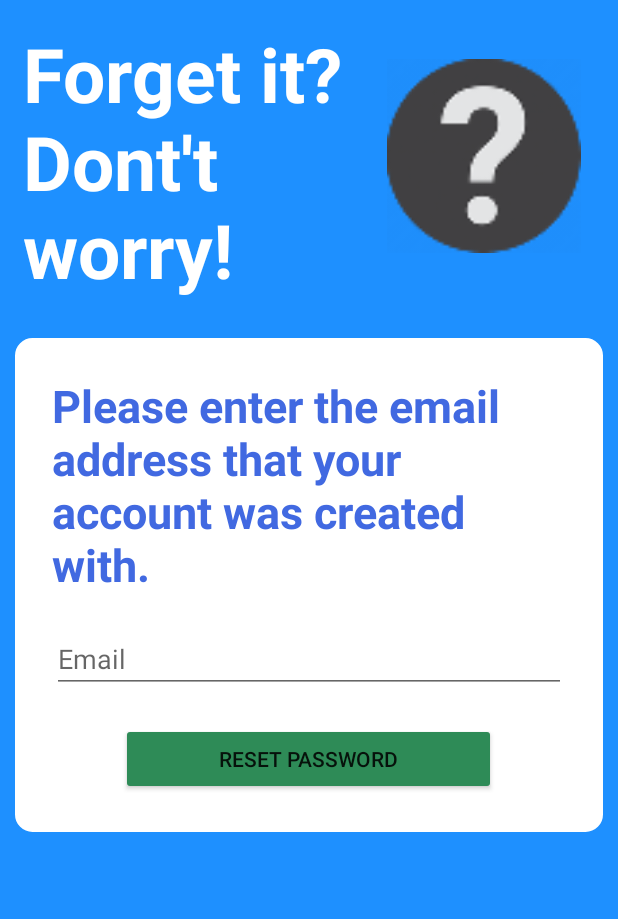
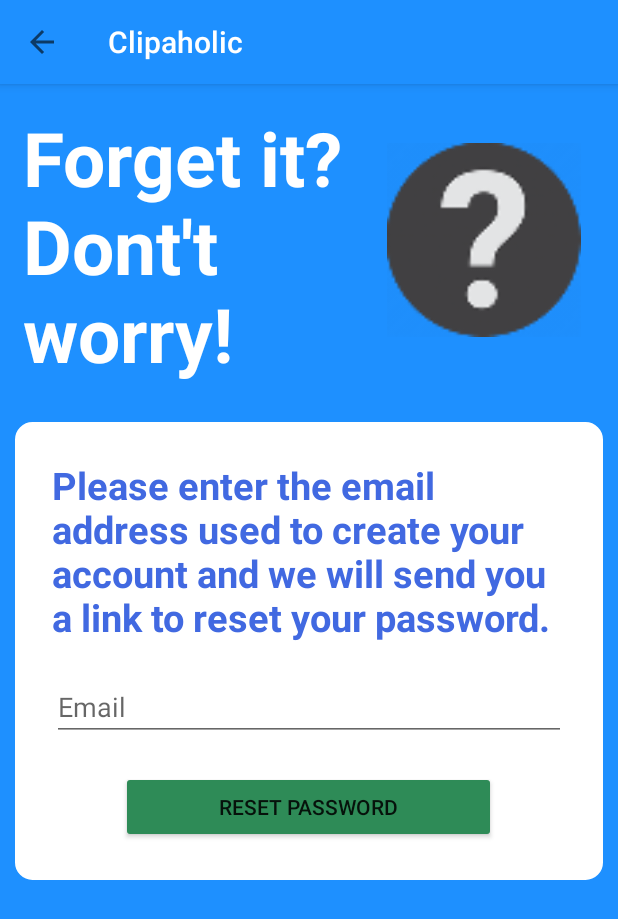
Before and after one commit to KorzenTM/android_clipaholic, an Android app: the ResetPasswordFragment screen opened through its navigation route, on a phone screen of 412 x 824 dp. Shown: the top 919 px of the screen. Run offline under Robolectric (Android 15) with nearby library versions, the phone set to English and light mode, and no system bars; our stand-ins replace Firebase (no records; nobody signed in at launch, a user with empty details on screens opened directly); 2 statements that could not run were skipped.

Commit message:
Working NavigationDrawer with click handling

```diff
--- a/app/build.gradle
+++ b/app/build.gradle
@@ -32,12 +32,16 @@ android {
 apply plugin: 'com.android.application'
 apply plugin: 'com.google.gms.google-services'
 dependencies {
-
+    //noinspection GradleCompatible
+    implementation 'com.android.support:design:27.0.2'
+    //noinspection GradleCompatible
+    implementation 'com.android.support:support-v4:27.0.2'
     implementation 'androidx.appcompat:appcompat:1.2.0'
     implementation 'com.google.android.material:material:1.3.0'
     implementation 'androidx.constraintlayout:constraintlayout:2.0.4'
     implementation 'com.google.firebase:firebase-database:19.2.1'
     implementation 'androidx.legacy:legacy-support-v4:1.0.0'
+    implementation 'androidx.coordinatorlayout:coordinatorlayout:1.1.0'
     testImplementation 'junit:junit:4.+'
     androidTestImplementation 'androidx.test.ext:junit:1.1.2'
     androidTestImplementation 'androidx.test.espresso:espresso-core:3.3.0'
--- a/app/src/main/AndroidManifest.xml
+++ b/app/src/main/AndroidManifest.xml
@@ -7,7 +7,6 @@
     <uses-permission android:name="android.permission.ACCESS_NETWORK_STATE" />
 
     <application
-        android:allowBackup="true"
         android:icon="@drawable/logo"
         android:label="@string/app_name"
         android:roundIcon="@drawable/logo"
@@ -15,8 +14,7 @@
         android:theme="@style/Theme.Movie_Downloader">
         <activity android:name=".activities.NavHostActivity"
             android:theme="@style/activity"
-            android:screenOrientation="portrait"
-            ></activity>
+            android:screenOrientation="portrait" />
         <activity
             android:name=".activities.SplashActivity"
             android:theme="@style/Splash"
--- a/app/src/main/java/pl/edu/pum/movie_downloader/activities/NavHostActivity.java
+++ b/app/src/main/java/pl/edu/pum/movie_downloader/activities/NavHostActivity.java
@@ -1,18 +1,113 @@
 package pl.edu.pum.movie_downloader.activities;
 
+import androidx.annotation.NonNull;
+import androidx.annotation.Nullable;
+import androidx.appcompat.app.ActionBarDrawerToggle;
 import androidx.appcompat.app.AppCompatActivity;
+import androidx.appcompat.widget.Toolbar;
+import androidx.core.content.ContextCompat;
+import androidx.core.view.GravityCompat;
+import androidx.drawerlayout.widget.DrawerLayout;
 
+import android.annotation.SuppressLint;
+import android.content.res.Configuration;
 import android.os.Bundle;
+import android.view.MenuItem;
+import android.view.Window;
+import android.widget.Toast;
+
+import com.google.android.material.navigation.NavigationView;
+
+import java.util.Objects;
 
 import pl.edu.pum.movie_downloader.R;
 
-public class NavHostActivity extends AppCompatActivity
+public class NavHostActivity extends AppCompatActivity implements NavigationView.OnNavigationItemSelectedListener
 {
+    private DrawerLayout drawerLayout;
+    private ActionBarDrawerToggle actionBarDrawerToggle;
 
     @Override
     protected void onCreate(Bundle savedInstanceState)
     {
         super.onCreate(savedInstanceState);
         setContentView(R.layout.activity_fragment);
+
+        Window window = getWindow();
+        window.setStatusBarColor(ContextCompat.getColor(this, R.color.app_color));
+
+        Toolbar toolbar = findViewById(R.id.toolbar);
+        setSupportActionBar(toolbar);
+
+        drawerLayout = findViewById(R.id.drawer_layout);
+
+        actionBarDrawerToggle = new ActionBarDrawerToggle(this, drawerLayout, toolbar,
+                R.string.nav_app_bar_open_drawer_description,
+                R.string.navigation_drawer_close);
+        drawerLayout.addDrawerListener(actionBarDrawerToggle);
+
+        NavigationView navigationView = findViewById(R.id.nav_view);
+        navigationView.setNavigationItemSelectedListener(this);
+
+        Objects.requireNonNull(getSupportActionBar()).setDisplayHomeAsUpEnabled(true);
+        getSupportActionBar().setHomeButtonEnabled(true);
+
+    }
+
+    @Override
+    protected void onPostCreate(@Nullable Bundle savedInstanceState)
+    {
+        super.onPostCreate(savedInstanceState);
+        actionBarDrawerToggle.syncState();
+    }
+
+    @Override
+    public void onConfigurationChanged(@NonNull Configuration newConfig)
+    {
+        super.onConfigurationChanged(newConfig);
+        actionBarDrawerToggle.onConfigurationChanged(newConfig);
+    }
+
+    @Override
+    public boolean onOptionsItemSelected(@NonNull MenuItem item)
+    {
+        if (actionBarDrawerToggle.onOptionsItemSelected(item))
+        {
+            return true;
+        }
+        return super.onOptionsItemSelected(item);
+    }
+
+    @Override
+    public boolean onNavigationItemSelected(@NonNull MenuItem item)
+    {
+        switch (item.getItemId())
+        {
+            case R.id.nav_item_one:
+                System.out.println("Kliknalem");
+                Toast.makeText(this, "Clicked item one", Toast.LENGTH_LONG).show();
+                break;
+            case R.id.nav_item_two:
+                Toast.makeText(this, "Clicked item two", Toast.LENGTH_LONG).show();
+                break;
+            default:
+                System.out.println("Kliknalem");
+                break;
+        }
+        drawerLayout.closeDrawer(GravityCompat.START);
+        return true;
+    }
+
+    @Override
+    public void onBackPressed()
+    {
+        if (drawerLayout.isDrawerOpen(GravityCompat.START))
+        {
+            drawerLayout.closeDrawer(GravityCompat.START);
+        }
+        else
+        {
+            super.onBackPressed();
+        }
     }
 }
--- a/app/src/main/java/pl/edu/pum/movie_downloader/fragments/HomeFragment.java
+++ b/app/src/main/java/pl/edu/pum/movie_downloader/fragments/HomeFragment.java
@@ -23,6 +23,7 @@ public class HomeFragment extends Fragment
 {
     private TextView mHelloUserTextView;
     private Button mLogOutButton;
+
     FirebaseUser mCurrentUser;
 
     @Override
--- a/app/src/main/java/pl/edu/pum/movie_downloader/fragments/LogFragment.java
+++ b/app/src/main/java/pl/edu/pum/movie_downloader/fragments/LogFragment.java
@@ -212,7 +212,7 @@ public class LogFragment extends Fragment
                     if (user.isEmailVerified())
                     {
                         Log.d("User login status", "The user has logged in");
-                        Navigation.findNavController(LogFragment.this.getView()).navigate(R.id.action_logFragment_to_home_fragment);
+                        Navigation.findNavController(LogFragment.this.requireView()).navigate(R.id.action_logFragment_to_home_fragment);
                     }
                     else
                     {
--- a/app/src/main/java/pl/edu/pum/movie_downloader/fragments/RegisterFragment.java
+++ b/app/src/main/java/pl/edu/pum/movie_downloader/fragments/RegisterFragment.java
@@ -39,6 +39,7 @@ import com.google.firebase.auth.UserProfileChangeRequest;
 
 import java.util.ArrayList;
 import java.util.List;
+import java.util.Objects;
 
 import pl.edu.pum.movie_downloader.R;
 import pl.edu.pum.movie_downloader.database.FireBaseAuthHandler;
@@ -261,7 +262,7 @@ public class RegisterFragment extends Fragment
                             setDisplayNameForNewUser(newUser.getUserNickname(), user);
                             firebaseAuth.signOut();
                             Log.d("User register status", "New account registration successful");
-                            Navigation.findNavController(RegisterFragment.this.getView()).navigate(R.id.action_registerFragment_to_logFragment);
+                            Navigation.findNavController(RegisterFragment.this.requireView()).navigate(R.id.action_registerFragment_to_logFragment);
                         }
                         else
                         {
@@ -288,7 +289,6 @@ public class RegisterFragment extends Fragment
             public void onFailure(@NonNull Exception e)
             {
                 Log.d("Activation link status", "onFailure: Email not sent " + e.toString());
-
             }
         });
     }
--- a/app/src/main/java/pl/edu/pum/movie_downloader/fragments/ForgotPasswordFragment.java
+++ b/app/src/main/java/pl/edu/pum/movie_downloader/fragments/ResetPasswordFragment.java
@@ -1,5 +1,6 @@
 package pl.edu.pum.movie_downloader.fragments;
 
+import android.annotation.SuppressLint;
 import android.app.AlertDialog;
 import android.content.DialogInterface;
 import android.os.Bundle;
@@ -9,6 +10,7 @@ import android.view.View;
 import android.view.ViewGroup;
 import android.widget.Button;
 import android.widget.EditText;
+import android.widget.ProgressBar;
 import android.widget.Toast;
 
 import androidx.annotation.NonNull;
@@ -23,10 +25,11 @@ import com.google.firebase.auth.FirebaseAuth;
 import pl.edu.pum.movie_downloader.R;
 import pl.edu.pum.movie_downloader.database.FireBaseAuthHandler;
 
-public class ForgotPasswordFragment extends Fragment
+public class ResetPasswordFragment extends Fragment
 {
     private EditText mEmailEditText;
     private Button mResetPasswordButton;
+    private ProgressBar mWaitingForSendProgressBar;
 
     @Override
     public void onCreate(@Nullable Bundle savedInstanceState)
@@ -38,18 +41,36 @@ public class ForgotPasswordFragment extends Fragment
     @Override
     public View onCreateView(@NonNull LayoutInflater inflater, @Nullable ViewGroup container, @Nullable Bundle savedInstanceState)
     {
-        View view = inflater.inflate(R.layout.forgot_password_fragment, container, false);
+        View view = inflater.inflate(R.layout.reset_password_fragment, container, false);
 
         mEmailEditText= view.findViewById(R.id.reset_password_email_edit_text);
         mResetPasswordButton = view.findViewById(R.id.reset_password_button);
+        mWaitingForSendProgressBar = view.findViewById(R.id.wait_for_send_reset_email_progress_bar);
 
         mResetPasswordButton.setOnClickListener(new View.OnClickListener()
         {
+            @SuppressLint("SetTextI18n")
             @Override
             public void onClick(View v)
             {
                 String email = mEmailEditText.getText().toString();
                 if (!email.isEmpty())
+                {
+                    mResetPasswordButton.setActivated(false);
+                    mResetPasswordButton.setText("Wait...");
+                    mWaitingForSendProgressBar.setVisibility(View.VISIBLE);
+                    sendResetEmailToUser(email);
+                }
+                else
+                {
+                    Toast.makeText(getContext(), "You have not entered email.", Toast.LENGTH_LONG).show();
+                }
+            }
+        });
+        return view;
+    }
+
+    private void sendResetEmailToUser(String email)
     {
         FirebaseAuth firebaseAuth = FireBaseAuthHandler.getInstance().getAuthorization();
 
@@ -60,7 +81,7 @@ public class ForgotPasswordFragment extends Fragment
             {
                 Log.d("Reset password status", "Reset password e-mail has been sent");
                 Toast.makeText(getContext(), "Password reset E-mail has been sent.", Toast.LENGTH_LONG).show();
-                            Navigation.findNavController(view).navigate(R.id.action_reset_fragment_to_logFragment);
+                Navigation.findNavController(ResetPasswordFragment.this.requireView()).navigate(R.id.action_reset_fragment_to_logFragment);
             }
         }).addOnFailureListener(new OnFailureListener()
         {
@@ -71,15 +92,7 @@ public class ForgotPasswordFragment extends Fragment
                 showSendEmailErrorAlert();
             }
         });
-                }
-                else
-                {
-                    Toast.makeText(getContext(), "You have not entered email.", Toast.LENGTH_LONG).show();
-                }
-            }
-        });
 
-        return view;
     }
 
     private void showSendEmailErrorAlert()
@@ -98,4 +111,14 @@ public class ForgotPasswordFragment extends Fragment
                 });
         alertDialog.show();
     }
+
+    @SuppressLint("SetTextI18n")
+    @Override
+    public void onResume()
+    {
+        super.onResume();
+        mResetPasswordButton.setActivated(true);
+        mResetPasswordButton.setText("RESET PASSWORD");
+        mWaitingForSendProgressBar.setVisibility(View.INVISIBLE);
     }
+}
--- a/app/src/main/res/layout/activity_fragment.xml
+++ b/app/src/main/res/layout/activity_fragment.xml
@@ -1,20 +1,35 @@
 <?xml version="1.0" encoding="utf-8"?>
-<androidx.constraintlayout.widget.ConstraintLayout xmlns:android="http://schemas.android.com/apk/res/android"
+<androidx.drawerlayout.widget.DrawerLayout
+    android:id="@+id/drawer_layout"
+    xmlns:android="http://schemas.android.com/apk/res/android"
     xmlns:app="http://schemas.android.com/apk/res-auto"
     xmlns:tools="http://schemas.android.com/tools"
     android:layout_width="match_parent"
     android:layout_height="match_parent">
 
+
     <fragment
         android:id="@+id/nav_host_fragment"
         android:name="androidx.navigation.fragment.NavHostFragment"
+        android:layout_marginTop="?attr/actionBarSize"
         android:layout_width="0dp"
         android:layout_height="0dp"
-        app:layout_constraintLeft_toLeftOf="parent"
-        app:layout_constraintRight_toRightOf="parent"
-        app:layout_constraintTop_toTopOf="parent"
-        app:layout_constraintBottom_toBottomOf="parent"
         app:defaultNavHost="true"
         app:navGraph="@navigation/nav_graph" />
 
-</androidx.constraintlayout.widget.ConstraintLayout>
+    <include
+        layout="@layout/app_bar_main"
+        android:layout_width="match_parent"
+        android:layout_height="match_parent" />
+
+
+    <com.google.android.material.navigation.NavigationView
+        android:id="@+id/nav_view"
+        android:layout_width="wrap_content"
+        android:layout_height="match_parent"
+        android:layout_gravity="start"
+        app:headerLayout="@layout/nav_header_main"
+        app:menu="@menu/activity_main_drawer" />
+
+
+</androidx.drawerlayout.widget.DrawerLayout>
--- /dev/null
+++ b/app/src/main/res/layout/app_bar_main.xml
@@ -0,0 +1,23 @@
+<?xml version="1.0" encoding="utf-8"?>
+<androidx.coordinatorlayout.widget.CoordinatorLayout xmlns:android="http://schemas.android.com/apk/res/android"
+    xmlns:app="http://schemas.android.com/apk/res-auto"
+    xmlns:tools="http://schemas.android.com/tools"
+    android:layout_width="match_parent"
+    android:layout_height="match_parent">
+
+    <com.google.android.material.appbar.AppBarLayout
+        android:layout_width="match_parent"
+        android:layout_height="wrap_content"
+        android:fitsSystemWindows="true"
+        >
+
+        <androidx.appcompat.widget.Toolbar
+            android:id="@+id/toolbar"
+            android:layout_width="match_parent"
+            android:layout_height="?attr/actionBarSize"
+            app:titleTextColor="@color/white"
+            android:background="#1E90FF"
+            app:layout_scrollFlags="scroll|enterAlways"/>
+
+    </com.google.android.material.appbar.AppBarLayout>
+</androidx.coordinatorlayout.widget.CoordinatorLayout>
--- a/app/src/main/res/layout/forgot_password_fragment.xml
+++ b/app/src/main/res/layout/reset_password_fragment.xml
@@ -27,6 +27,7 @@
         app:srcCompat="@mipmap/reset"/>
 
     <RelativeLayout
+        android:id="@+id/form_layout"
         android:background="@drawable/relative_layout_rounded_background"
         android:layout_width="match_parent"
         android:layout_height="wrap_content"
@@ -38,11 +39,11 @@
             android:id="@+id/welcome_text_view"
             android:layout_width="wrap_content"
             android:layout_height="wrap_content"
-            android:text="Please enter the email address that your account was created with."
+            android:text="Please enter the email address used to create your account and we will send you a link to reset your password."
             android:layout_margin="10sp"
             android:textStyle="bold"
             android:textColor="#4169E1"
-            android:textSize="30sp"/>
+            android:textSize="25sp"/>
 
         <EditText
             android:id="@+id/reset_password_email_edit_text"
@@ -65,4 +66,14 @@
 
     </RelativeLayout>
 
+    <ProgressBar
+        android:id="@+id/wait_for_send_reset_email_progress_bar"
+        android:layout_below="@+id/form_layout"
+        android:layout_width="wrap_content"
+        android:layout_height="wrap_content"
+        android:layout_centerHorizontal="true"
+        android:layout_marginTop="100sp"
+        android:indeterminate="true"
+        android:visibility="invisible"/>
+
 </RelativeLayout>
--- /dev/null
+++ b/app/src/main/res/menu/activity_main_drawer.xml
@@ -0,0 +1,27 @@
+<?xml version="1.0" encoding="utf-8"?>
+<menu xmlns:android="http://schemas.android.com/apk/res/android">
+    <group>
+        <item android:id="@+id/nav_item_one"
+            android:title="Item 1" />
+        <item android:id="@+id/nav_item_two"
+            android:title="Item 2" />
+        <item android:id="@+id/nav_item_three"
+            android:title="Item 3" />
+    </group>
+
+    <group android:id="@+id/group_menu">
+        <item android:id="@+id/nav_item_four"
+            android:title="Item 4" />
+        <item android:id="@+id/nav_item_five"
+            android:title="Item 5" />
+    </group>
+
+    <item android:title="Title 1">
+        <menu>
+            <item android:id="@+id/nav_item_six"
+                android:title="Item 6" />
+            <item android:id="@+id/nav_item_seven"
+                android:title="Item 7" />
+        </menu>
+    </item>
+</menu>
--- a/app/src/main/res/navigation/nav_graph.xml
+++ b/app/src/main/res/navigation/nav_graph.xml
@@ -52,9 +52,9 @@
     </fragment>
     <fragment
         android:id="@+id/reset_fragment"
-        android:name="pl.edu.pum.movie_downloader.fragments.ForgotPasswordFragment"
+        android:name="pl.edu.pum.movie_downloader.fragments.ResetPasswordFragment"
         android:label="log_fragment"
-        tools:layout="@layout/forgot_password_fragment" >
+        tools:layout="@layout/reset_password_fragment" >
         <action
             android:id="@+id/action_reset_fragment_to_logFragment"
             app:destination="@id/logFragment" />
--- a/app/src/main/res/values/colors.xml
+++ b/app/src/main/res/values/colors.xml
@@ -7,4 +7,5 @@
     <color name="teal_700">#FF018786</color>
     <color name="black">#FF000000</color>
     <color name="white">#FFFFFFFF</color>
+    <color name="app_color">#1E90FF</color>
 </resources>
--- a/app/src/main/res/values/strings.xml
+++ b/app/src/main/res/values/strings.xml
@@ -1,6 +1,7 @@
 <resources>
     <string name="app_name">Clipaholic</string>
     <string name="new_user_information"><u>New user? Register now</u></string>
-    <!-- TODO: Remove or change this placeholder text -->
     <string name="hello_blank_fragment">Hello blank fragment</string>
+    <string name="navigation_drawer_open">Open navigation drawer</string>
+    <string name="navigation_drawer_close">Close navigation drawer</string>
 </resources>
```
Also changed, not shown: app/src/main/res/layout/home_fragment.xml (+3 -7 lines), app/src/main/res/layout/nav_header_main.xml (added, +28 -0 lines). Lines whose indentation alone changed are shown as unchanged.
